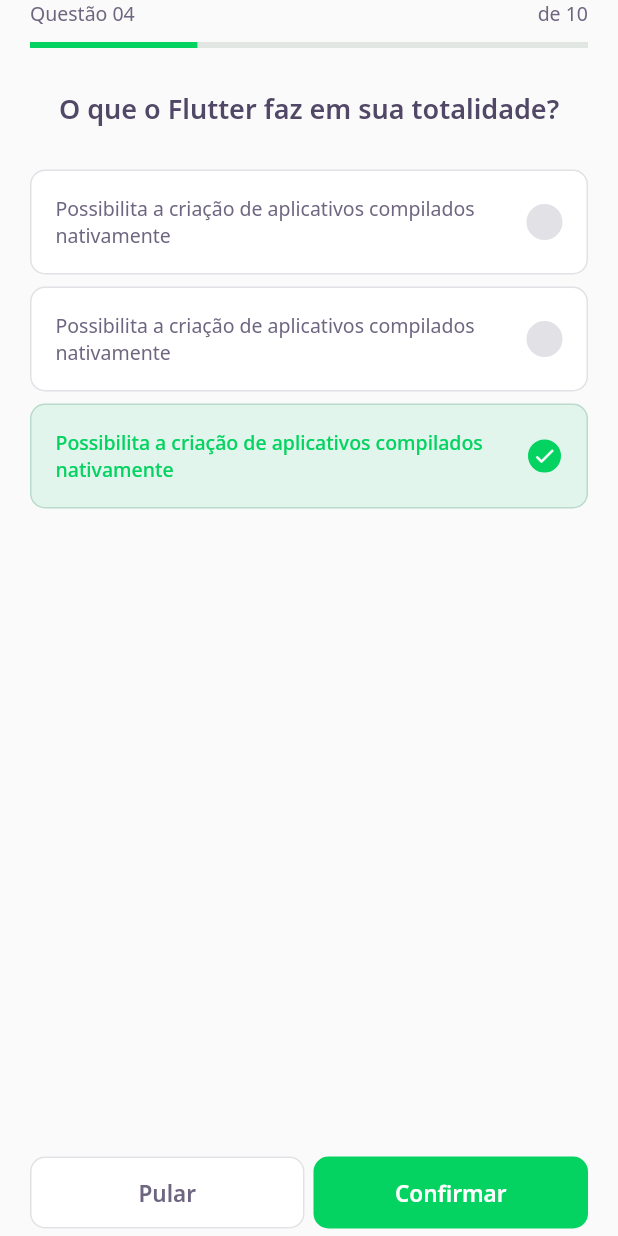
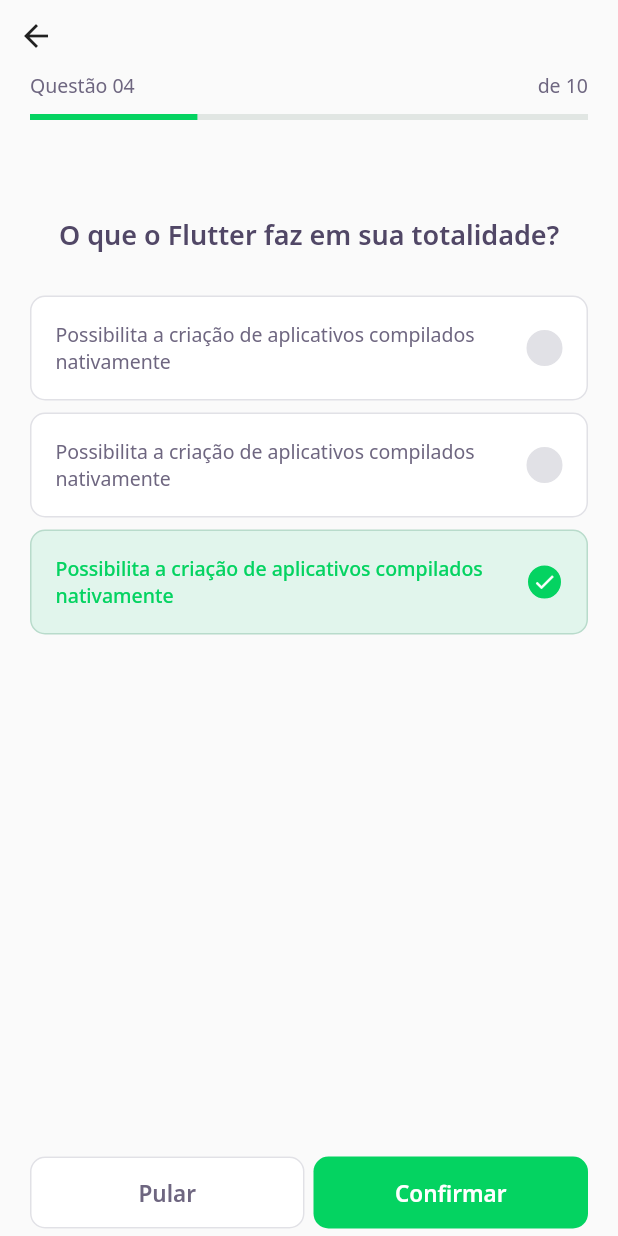
Before and after one commit to charles00willian/dev_quiz, a Flutter app: the ChallengePage screen opened directly, on a phone screen of 412 x 824 dp. Run offline on Flutter 3.47's test engine with Material 2 defaults, Android fonts, the phone set to English and light mode, and no system bars; our stand-ins replace google_fonts; accounts and stored records are empty; network calls fail.

Commit message:
adicao de navegacao para challenge

```diff
--- a/lib/_core/app_widget.dart
+++ b/lib/_core/app_widget.dart
@@ -9,7 +9,7 @@ class AppWidget extends StatelessWidget {
   Widget build(BuildContext context) {
     return MaterialApp(
       title: "dev_quiz",
-      home: ChallengePage(),
+      home: HomePage(),
     );
   }
 }
--- a/lib/challenge/challenge_page.dart
+++ b/lib/challenge/challenge_page.dart
@@ -16,8 +16,17 @@ class _ChallengePageState extends State<ChallengePage> {
   Widget build(BuildContext context) {
     return Scaffold(
       appBar: PreferredSize(
-        preferredSize: Size.fromHeight(60),
-        child: SafeArea(child: QuestionIndicatorWidget()),
+        preferredSize: Size.fromHeight(80),
+        child: SafeArea(
+          top: true,
+          child: Column(
+            crossAxisAlignment: CrossAxisAlignment.start,
+            children: [
+              BackButton(),
+              QuestionIndicatorWidget(),
+            ],
+          ),
+        ),
       ),
       body: QuizWidget(
         title: "O que o Flutter faz em sua totalidade?",
--- a/lib/challenge/widgets/quiz/quiz_widget.dart
+++ b/lib/challenge/widgets/quiz/quiz_widget.dart
@@ -11,6 +11,9 @@ class QuizWidget extends StatelessWidget {
     return Container(
       child: Column(
         children: [
+          SizedBox(
+            height: 64,
+          ),
           Text(
             title,
             style: AppTextStyles.heading,
```
Also changed, not shown: lib/home/home_page.dart (+9 -0 lines), lib/home/widgets/quiz_card/quiz_card_widget.dart (+10 -5 lines).
